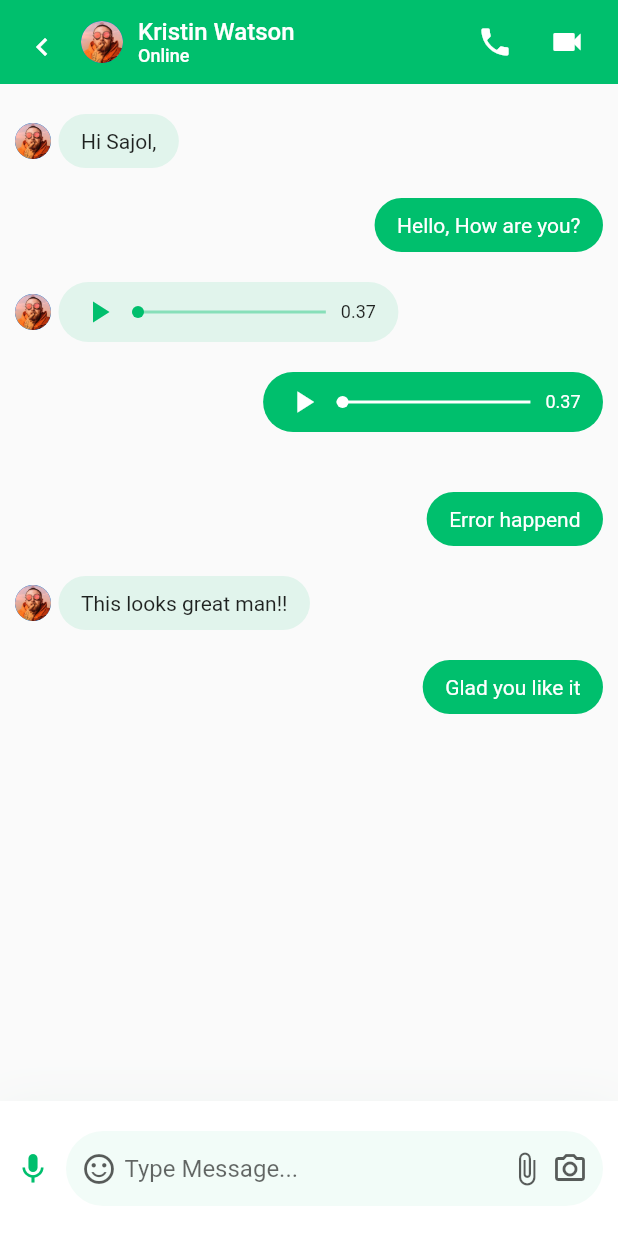
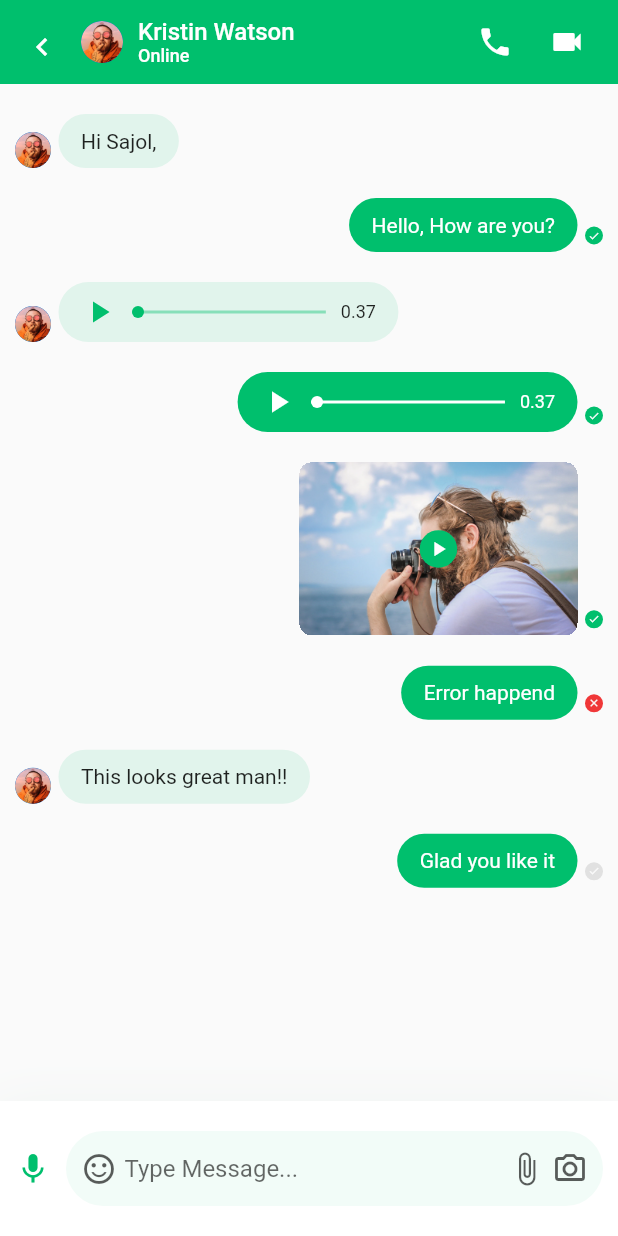
Before and after one commit to datdm/chat_messaging, a Flutter app: the MessageScreen screen opened directly, on a phone screen of 412 x 824 dp. Run offline on Flutter 3.47's test engine with Material 2 defaults, Android fonts, the phone set to English and light mode, and no system bars.

Commit message:
Update message screen

```diff
--- a/lib/screen/message/components/message.dart
+++ b/lib/screen/message/components/message.dart
@@ -1,6 +1,8 @@
 import 'package:chat_messsaging/models/ChatMessage.dart';
 import 'package:chat_messsaging/screen/message/components/audio_message.dart';
+import 'package:chat_messsaging/screen/message/components/message_status_dot.dart';
 import 'package:chat_messsaging/screen/message/components/text_message.dart';
+import 'package:chat_messsaging/screen/message/components/video_message.dart';
 import 'package:chat_messsaging/shared/constants/constants.dart';
 import 'package:flutter/material.dart';
 
@@ -18,6 +20,8 @@ class Message extends StatelessWidget {
         return TextMessage(message: message);
       case ChatMessageType.audio:
         return AudioMessage(message: message);
+      case ChatMessageType.video:
+        return VideoMessage(message: message);
       default:
         return const SizedBox();
     }
@@ -30,6 +34,7 @@ class Message extends StatelessWidget {
       child: Row(
         mainAxisAlignment:
           message.isSender ? MainAxisAlignment.end : MainAxisAlignment.start,
+        crossAxisAlignment: CrossAxisAlignment.end,
         children: [
           if (!message.isSender) ...{
             const CircleAvatar(
@@ -38,7 +43,8 @@ class Message extends StatelessWidget {
             ),
             const SizedBox(width: defaultPadding / 4)
           },
-          messageContaint(message)
+          messageContaint(message),
+          if (message.isSender) MessageStatusDot(status: message.messageStatus)
         ],
       ),
     );
--- /dev/null
+++ b/lib/screen/message/components/message_status_dot.dart
@@ -0,0 +1,43 @@
+import 'package:chat_messsaging/models/ChatMessage.dart';
+import 'package:chat_messsaging/shared/constants/constants.dart';
+import 'package:flutter/material.dart';
+
+class MessageStatusDot extends StatelessWidget {
+  const MessageStatusDot({
+    Key? key,
+    required this.status,
+  }) : super(key: key);
+
+  final MessageStatus status;
+
+  @override
+  Widget build(BuildContext context) {
+    Color dotColor(MessageStatus status) {
+      switch (status) {
+        case MessageStatus.not_sent:
+          return errorColor;
+        case MessageStatus.not_view:
+          return Theme.of(context).textTheme.bodyText1!.color!.withOpacity(0.1);
+        case MessageStatus.viewed:
+          return primrayColor;
+        default:
+          return Colors.transparent;
+      }
+    }
+
+    return Container(
+      margin: const EdgeInsets.only(left: defaultPadding / 4, bottom: defaultPadding / 4),
+      width: 12,
+      height: 12,
+      decoration: BoxDecoration(
+        color: dotColor(status),
+        shape: BoxShape.circle,
+      ),
+      child: Icon(
+        status == MessageStatus.not_sent ? Icons.close : Icons.done,
+        size: 8,
+        color: Theme.of(context).scaffoldBackgroundColor,
+      ),
+    );
+  }
+}
--- /dev/null
+++ b/lib/screen/message/components/video_message.dart
@@ -0,0 +1,45 @@
+import 'package:chat_messsaging/models/ChatMessage.dart';
+import 'package:chat_messsaging/shared/constants/constants.dart';
+import 'package:flutter/material.dart';
+
+class VideoMessage extends StatelessWidget {
+  const VideoMessage({
+    Key? key,
+    required this.message,
+  }) : super(key: key);
+
+  final ChatMessage message;
+
+  @override
+  Widget build(BuildContext context) {
+    return SizedBox(
+      width: MediaQuery.of(context).size.width * 0.45,
+      child: AspectRatio(
+        aspectRatio: 1.6,
+        child: Stack(
+          alignment: Alignment.center,
+          children: [
+            ClipRRect(
+              borderRadius: BorderRadius.circular(8),
+              clipBehavior: Clip.hardEdge,
+              child: Image.asset("assets/img/Video Place Here.png"),
+            ),
+            Container(
+              width: 25,
+              height: 25,
+              decoration: const BoxDecoration(
+                color: primrayColor,
+                shape: BoxShape.circle,
+              ),
+              child: const Icon(
+                Icons.play_arrow,
+                size: 16,
+                color: Colors.white,
+              ),
+            )
+          ]
+        ),
+      ),
+    );
+  }
+}
--- a/lib/shared/constants/constants.dart
+++ b/lib/shared/constants/constants.dart
@@ -5,3 +5,4 @@ const defaultPadding = 20.0;
 // Colors
 const contentColorLightTheme = Color(0xFF1D1D35);
 const primrayColor = Color(0xFF00BF6D);
+const errorColor = Color(0xFFF03738);
```
Also changed, not shown: assets/img/Video Place Here.png (added).
